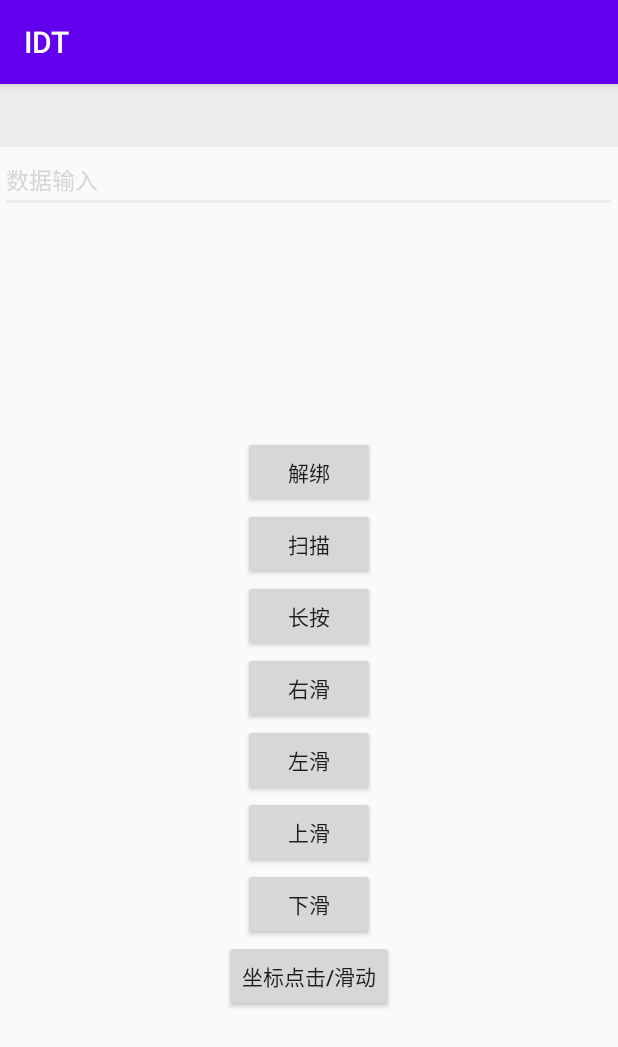
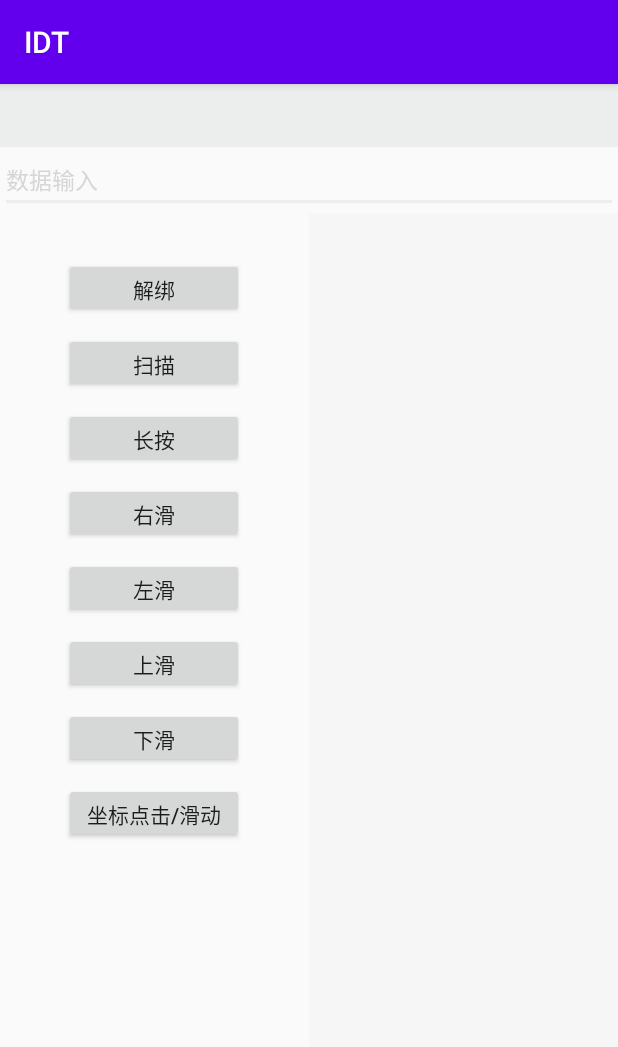
Before and after one commit to Greeyzyang/IDT, an Android app: the SaturnJsonDevicesActivity screen opened directly, with no data from a screen before it, on a phone screen of 412 x 824 dp. Shown: the top 1047 px of the screen. Run offline under Robolectric (Android 15) with nearby library versions, the phone set to English and light mode, and no system bars; our stand-ins replace ButterKnife; libraries missing offline, so code that uses them is left out: com.ryeex.band, com.ryeex.ble; 5 statements that could not run were skipped.

Commit message:
Merge branch 'auto' of https://github.com/ryeex/android-ryeex-sdk-test into auto
 Conflicts:
	bandDemo/src/main/java/com/ryeex/sdkband/JsonDeviceActivity.java

```diff
--- a/bandDemo/src/main/java/com/ryeex/sdkband/JsonDeviceActivity.java
+++ b/bandDemo/src/main/java/com/ryeex/sdkband/JsonDeviceActivity.java
@@ -38,9 +38,10 @@ public class JsonDeviceActivity extends AppCompatActivity {
 
     @BindView(R.id.tv_connect_status)
     TextView tvConnectStatus;
+    @BindView(R.id.tv_result)
+    TextView tvResult;
     @BindView(R.id.et_input)
     EditText etInput;
-
     String inPutStr;
 
     private final String TAG = "DeveloperActivity";
@@ -123,6 +124,7 @@ public class JsonDeviceActivity extends AppCompatActivity {
 
     @OnClick({R.id.btn_unbind, R.id.btn_scan, R.id.btn_click, R.id.btn_down_slip, R.id.btn_up_slip, R.id.btn_left_slip, R.id.btn_right_slip, R.id.btn_long_press,})
     public void onClick(View v) {
+        setTextResult("");
         inPutStr = etInput.getText().toString();
         Log.i(TAG, "inPutStr:" + inPutStr);
         switch (v.getId()) {
@@ -154,6 +156,9 @@ public class JsonDeviceActivity extends AppCompatActivity {
         }
     }
 
+    private void setTextResult(String result) {
+        tvResult.setText(result);
+    }
 
     private void unbindDevice() {
         DeviceManager.getInstance().unbind(new AsyncBleCallback<Void, BleError>() {
@@ -194,12 +199,13 @@ public class JsonDeviceActivity extends AppCompatActivity {
                 @Override
                 public void onSuccess(String result) {
                     BleLogger.i(TAG, "sendJson onSuccess " + result);
+                    setTextResult(GSON.toJSONString(result));
 
                 }
 
                 @Override
                 public void onFailure(BleError error) {
-
+                    setTextResult(error.toString());
 
                 }
             });
@@ -213,10 +219,12 @@ public class JsonDeviceActivity extends AppCompatActivity {
                 @Override
                 public void onSuccess(String result) {
                     BleLogger.i(TAG, "sendJson onSuccess " + result);
+                    setTextResult(GSON.toJSONString(result));
                 }
 
                 @Override
                 public void onFailure(BleError error) {
+                    setTextResult(error.toString());
                 }
             });
         }
@@ -225,13 +233,13 @@ public class JsonDeviceActivity extends AppCompatActivity {
             @Override
             public void onSuccess(String result) {
                 BleLogger.i(TAG, "sendJson onSuccess " + result);
+                setTextResult(GSON.toJSONString(result));
 
             }
 
             @Override
             public void onFailure(BleError error) {
-
-
+                setTextResult(error.toString());
             }
         });
     }
@@ -242,10 +250,12 @@ public class JsonDeviceActivity extends AppCompatActivity {
                 @Override
                 public void onSuccess(String result) {
                     BleLogger.i(TAG, "sendJson onSuccess " + result);
+                    setTextResult(GSON.toJSONString(result));
                 }
 
                 @Override
                 public void onFailure(BleError error) {
+                    setTextResult(error.toString());
                 }
             });
         }
@@ -264,13 +274,13 @@ public class JsonDeviceActivity extends AppCompatActivity {
             @Override
             public void onSuccess(String result) {
                 BleLogger.i(TAG, "sendJson onSuccess " + result);
+                setTextResult(GSON.toJSONString(result));
 
             }
 
             @Override
             public void onFailure(BleError error) {
-
-
+                setTextResult(error.toString());
             }
         });
 
@@ -282,10 +292,12 @@ public class JsonDeviceActivity extends AppCompatActivity {
             @Override
             public void onSuccess(String result) {
                 BleLogger.i(TAG, "sendJson onSuccess " + result);
+                setTextResult(GSON.toJSONString(result));
             }
 
             @Override
             public void onFailure(BleError error) {
+                setTextResult(error.toString());
             }
         });
         String[] tags = new String[]{"35","150","285"};
@@ -298,11 +310,13 @@ public class JsonDeviceActivity extends AppCompatActivity {
             @Override
             public void onSuccess(String result) {
                 BleLogger.i(TAG, "sendJson onSuccess " + result);
+                setTextResult(GSON.toJSONString(result));
 
             }
 
             @Override
             public void onFailure(BleError error) {
+                setTextResult(error.toString());
 
 
             }
@@ -315,10 +329,12 @@ public class JsonDeviceActivity extends AppCompatActivity {
             @Override
             public void onSuccess(String result) {
                 BleLogger.i(TAG, "sendJson onSuccess " + result);
+                setTextResult(GSON.toJSONString(result));
             }
 
             @Override
             public void onFailure(BleError error) {
+                setTextResult(error.toString());
             }
         });
         String[] tags = new String[]{"35","150","285"};
@@ -349,10 +365,12 @@ public class JsonDeviceActivity extends AppCompatActivity {
             @Override
             public void onSuccess(String result) {
                 BleLogger.i(TAG, "sendJson onSuccess " + result);
+                setTextResult(GSON.toJSONString(result));
             }
 
             @Override
             public void onFailure(BleError error) {
+                setTextResult(error.toString());
             }
         });
         String[] tags = new String[]{"285","150","35"};
@@ -366,13 +384,13 @@ public class JsonDeviceActivity extends AppCompatActivity {
             @Override
             public void onSuccess(String result) {
                 BleLogger.i(TAG, "sendJson onSuccess " + result);
+                setTextResult(GSON.toJSONString(result));
 
             }
 
             @Override
             public void onFailure(BleError error) {
-
-
+                setTextResult(error.toString());
             }
         });
     }
--- a/bandDemo/src/main/java/com/ryeex/sdkband/SaturnJsonDevicesActivity.java
+++ b/bandDemo/src/main/java/com/ryeex/sdkband/SaturnJsonDevicesActivity.java
@@ -36,9 +36,10 @@ import butterknife.OnClick;
 public class SaturnJsonDevicesActivity extends AppCompatActivity {
     @BindView(R.id.tv_connect_status)
     TextView tvConnectStatus;
+    @BindView(R.id.tv_result)
+    TextView tvResult;
     @BindView(R.id.et_input)
     EditText etInput;
-
     String inPutStr;
     private final int MSG_REBOOT = 100;
 
@@ -126,6 +127,7 @@ public class SaturnJsonDevicesActivity extends AppCompatActivity {
             R.id.btn_long_press,
     })
     public void onClick(View v) {
+        setTextResult("");
         inPutStr = etInput.getText().toString();
         Log.i(TAG, "inPutStr:" + inPutStr);
         switch (v.getId()) {
@@ -157,6 +159,9 @@ public class SaturnJsonDevicesActivity extends AppCompatActivity {
         }
     }
 
+    private void setTextResult(String result) {
+        tvResult.setText(result);
+    }
 
     private void unbindDevice() {
         DeviceManager.getInstance().unbind(new AsyncBleCallback<Void, BleError>() {
@@ -197,13 +202,13 @@ public class SaturnJsonDevicesActivity extends AppCompatActivity {
                 @Override
                 public void onSuccess(String result) {
                     BleLogger.i(TAG, "sendJson onSuccess " + result);
+                    setTextResult(GSON.toJSONString(result));
 
                 }
 
                 @Override
                 public void onFailure(BleError error) {
-
-
+                    setTextResult(error.toString());
                 }
             });
         }
@@ -216,10 +221,12 @@ public class SaturnJsonDevicesActivity extends AppCompatActivity {
                 @Override
                 public void onSuccess(String result) {
                     BleLogger.i(TAG, "sendJson onSuccess " + result);
+                    setTextResult(GSON.toJSONString(result));
                 }
 
                 @Override
                 public void onFailure(BleError error) {
+                    setTextResult(error.toString());
                 }
             });
         }
@@ -232,10 +239,12 @@ public class SaturnJsonDevicesActivity extends AppCompatActivity {
                 @Override
                 public void onSuccess(String result) {
                     BleLogger.i(TAG, "sendJson onSuccess " + result);
+                    setTextResult(GSON.toJSONString(result));
                 }
 
                 @Override
                 public void onFailure(BleError error) {
+                    setTextResult(error.toString());
                 }
             });
         }
@@ -248,10 +257,12 @@ public class SaturnJsonDevicesActivity extends AppCompatActivity {
                 @Override
                 public void onSuccess(String result) {
                     BleLogger.i(TAG, "sendJson onSuccess " + result);
+                    setTextResult(GSON.toJSONString(result));
                 }
 
                 @Override
                 public void onFailure(BleError error) {
+                    setTextResult(error.toString());
                 }
             });
         }
@@ -264,10 +275,12 @@ public class SaturnJsonDevicesActivity extends AppCompatActivity {
                 @Override
                 public void onSuccess(String result) {
                     BleLogger.i(TAG, "sendJson onSuccess " + result);
+                    setTextResult(GSON.toJSONString(result));
                 }
 
                 @Override
                 public void onFailure(BleError error) {
+                    setTextResult(error.toString());
                 }
             });
         }
@@ -280,10 +293,12 @@ public class SaturnJsonDevicesActivity extends AppCompatActivity {
                 @Override
                 public void onSuccess(String result) {
                     BleLogger.i(TAG, "sendJson onSuccess " + result);
+                    setTextResult(GSON.toJSONString(result));
                 }
 
                 @Override
                 public void onFailure(BleError error) {
+                    setTextResult(error.toString());
                 }
             });
         }
--- a/bandDemo/src/main/res/layout/activity_json.xml
+++ b/bandDemo/src/main/res/layout/activity_json.xml
@@ -1,10 +1,10 @@
 <?xml version="1.0" encoding="utf-8"?>
-<LinearLayout xmlns:android="http://schemas.android.com/apk/res/android"
+<androidx.constraintlayout.widget.ConstraintLayout xmlns:android="http://schemas.android.com/apk/res/android"
     xmlns:app="http://schemas.android.com/apk/res-auto"
     xmlns:tools="http://schemas.android.com/tools"
     android:layout_width="match_parent"
     android:layout_height="match_parent"
-    android:orientation="vertical">
+    tools:context="com.ryeex.sdkband.MainActivity">
 
 
     <TextView
@@ -29,64 +29,112 @@
         android:textSize="15sp"
         app:layout_constraintEnd_toEndOf="parent"
         app:layout_constraintStart_toStartOf="parent"
-        app:layout_constraintTop_toBottomOf="@+id/tv_connect_status"
-        tools:ignore="TextFields"
-        android:autofillHints="" />
+        app:layout_constraintTop_toBottomOf="@+id/tv_connect_status" />
+
+    <androidx.core.widget.NestedScrollView
+        android:id="@+id/sv_main"
+        android:layout_width="0dp"
+        android:layout_height="0dp"
+        app:layout_constraintBottom_toBottomOf="parent"
+        app:layout_constraintEnd_toStartOf="@+id/guideline"
+        app:layout_constraintHorizontal_bias="1.0"
+        app:layout_constraintStart_toStartOf="parent"
+        app:layout_constraintTop_toBottomOf="@id/et_input"
+        app:layout_constraintVertical_bias="1.0">
 
         <LinearLayout
             android:layout_width="match_parent"
-        android:layout_height="match_parent"
-        android:gravity="center"
-        android:orientation="vertical">
+            android:layout_height="wrap_content"
+            android:gravity="center_horizontal"
+            android:orientation="vertical"
+            android:paddingTop="20dp"
+            android:paddingBottom="20dp">
 
             <Button
                 android:id="@+id/btn_unbind"
-            android:layout_width="wrap_content"
-            android:layout_height="wrap_content"
+                android:layout_width="120dp"
+                android:layout_height="40dp"
+                android:layout_marginTop="10dp"
+                android:gravity="center"
                 android:text="@string/解绑" />
 
             <Button
                 android:id="@+id/btn_scan"
-            android:layout_width="wrap_content"
-            android:layout_height="wrap_content"
+                android:layout_width="120dp"
+                android:layout_height="40dp"
+                android:layout_marginTop="10dp"
+                android:gravity="center"
                 android:text="@string/扫描" />
 
             <Button
                 android:id="@+id/btn_long_press"
-            android:layout_width="wrap_content"
-            android:layout_height="wrap_content"
+                android:layout_width="120dp"
+                android:layout_height="40dp"
+                android:layout_marginTop="10dp"
+                android:gravity="center"
                 android:text="@string/长按" />
 
             <Button
                 android:id="@+id/btn_right_slip"
-            android:layout_width="wrap_content"
-            android:layout_height="wrap_content"
+                android:layout_width="120dp"
+                android:layout_height="40dp"
+                android:layout_marginTop="10dp"
+                android:gravity="center"
                 android:text="@string/右滑" />
 
             <Button
                 android:id="@+id/btn_left_slip"
-            android:layout_width="wrap_content"
-            android:layout_height="wrap_content"
+                android:layout_width="120dp"
+                android:layout_height="40dp"
+                android:layout_marginTop="10dp"
+                android:gravity="center"
                 android:text="@string/左滑" />
 
             <Button
                 android:id="@+id/btn_up_slip"
-            android:layout_width="wrap_content"
-            android:layout_height="wrap_content"
+                android:layout_width="120dp"
+                android:layout_height="40dp"
+                android:layout_marginTop="10dp"
+                android:gravity="center"
                 android:text="@string/上滑" />
 
             <Button
                 android:id="@+id/btn_down_slip"
-            android:layout_width="wrap_content"
-            android:layout_height="wrap_content"
+                android:layout_width="120dp"
+                android:layout_height="40dp"
+                android:layout_marginTop="10dp"
+                android:gravity="center"
                 android:text="@string/下滑" />
 
             <Button
                 android:id="@+id/btn_click"
-            android:layout_width="wrap_content"
-            android:layout_height="wrap_content"
+                android:layout_width="120dp"
+                android:layout_height="40dp"
+                android:layout_marginTop="10dp"
+                android:gravity="center"
                 android:text="坐标点击/滑动" />
 
 
         </LinearLayout>
-</LinearLayout>
+    </androidx.core.widget.NestedScrollView>
+
+    <androidx.constraintlayout.widget.Guideline
+        android:id="@+id/guideline"
+        android:layout_width="wrap_content"
+        android:layout_height="wrap_content"
+        android:orientation="vertical"
+        app:layout_constraintGuide_percent="0.5" />
+
+    <TextView
+        android:id="@+id/tv_result"
+        android:layout_width="0dp"
+        android:layout_height="0dp"
+        android:background="@color/colorBack"
+        android:padding="20dp"
+        app:layout_constraintBottom_toBottomOf="parent"
+        app:layout_constraintEnd_toEndOf="parent"
+        app:layout_constraintHorizontal_bias="1.0"
+        app:layout_constraintStart_toEndOf="@+id/sv_main"
+        app:layout_constraintTop_toBottomOf="@+id/et_input"
+        app:layout_constraintVertical_bias="1.0" />
+</androidx.constraintlayout.widget.ConstraintLayout>
```
Lines whose indentation alone changed are shown as unchanged.
